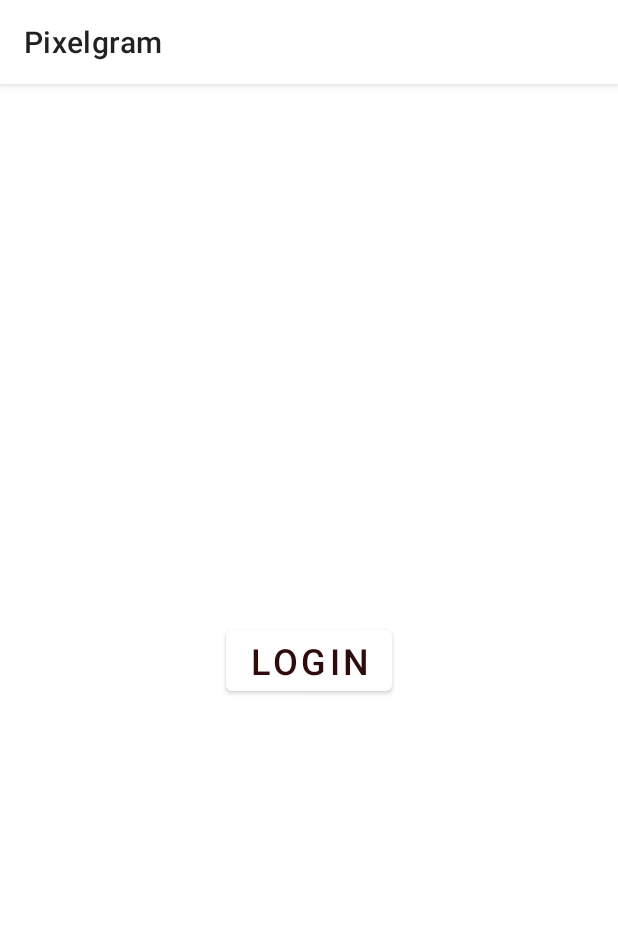
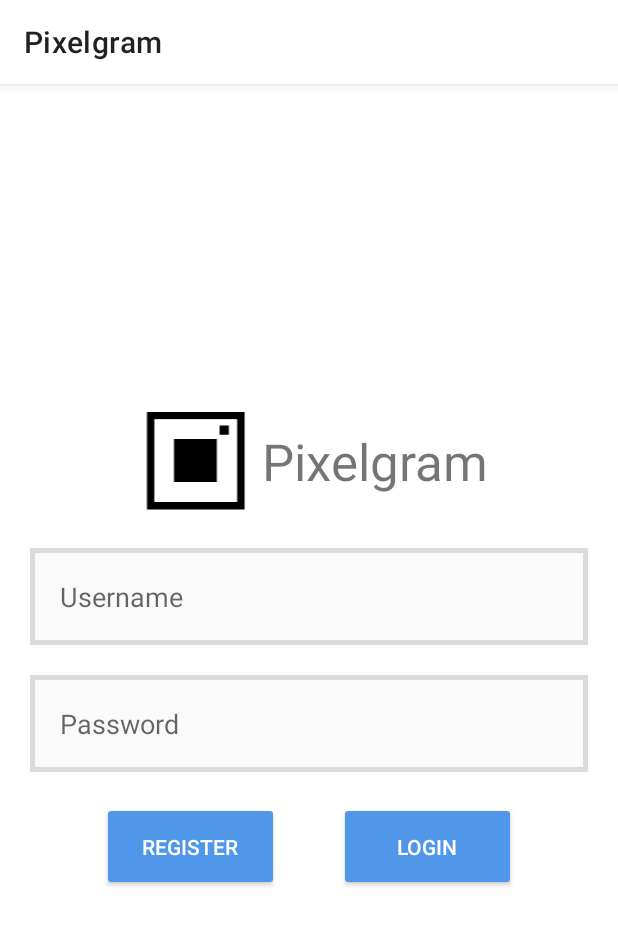
Before and after one commit to JTheoMitr/PixelgramContinued, an Android app: the screen it shows after launch (LoginPlaceholder before the commit, LoginActivity after it), after a tap on "LOGIN", on a phone screen of 412 x 824 dp. Shown: the top 925 px of the screen. Run offline under Robolectric (Android 15) with nearby library versions, the phone set to English and light mode, and no system bars; 3 statements that could not run were skipped.

Commit message:
Added Login functionality with auth token call

```diff
--- a/Pixelgram/app/src/main/AndroidManifest.xml
+++ b/Pixelgram/app/src/main/AndroidManifest.xml
@@ -14,7 +14,7 @@
         android:theme="@style/Theme.Pixelgram"
         android:usesCleartextTraffic="true">
         <activity
-            android:name=".LoginPlaceholder"
+            android:name=".LoginActivity"
             android:exported="true">
         <intent-filter>
             <action android:name="android.intent.action.MAIN" />
--- a/Pixelgram/app/src/main/java/com/gitbusters/pixelgram/LoginActivity.kt
+++ b/Pixelgram/app/src/main/java/com/gitbusters/pixelgram/LoginActivity.kt
@@ -1,11 +1,120 @@
 package com.gitbusters.pixelgram
 
+import android.content.Intent
 import androidx.appcompat.app.AppCompatActivity
 import android.os.Bundle
+import android.util.Log
+import android.widget.Toast
+import androidx.datastore.core.DataStore
+import androidx.datastore.preferences.core.Preferences
+import androidx.datastore.preferences.core.edit
+import androidx.datastore.preferences.core.preferencesKey
+import androidx.datastore.preferences.createDataStore
+import androidx.lifecycle.lifecycleScope
+import com.gitbusters.pixelgram.databinding.ActivityLoginBinding
+import kotlinx.coroutines.Dispatchers
+import kotlinx.coroutines.MainScope
+import kotlinx.coroutines.flow.first
+import kotlinx.coroutines.launch
+import kotlinx.coroutines.withContext
+import retrofit2.Retrofit
+import retrofit2.awaitResponse
+import retrofit2.converter.gson.GsonConverterFactory
+import java.lang.Exception
 
 class LoginActivity : AppCompatActivity() {
+
+    private var _binding: ActivityLoginBinding? = null
+    private val binding get() = _binding!!
+
+    private lateinit var dataStore: DataStore<Preferences>
+
     override fun onCreate(savedInstanceState: Bundle?) {
         super.onCreate(savedInstanceState)
-        setContentView(R.layout.activity_login)
+        _binding = ActivityLoginBinding.inflate(layoutInflater)
+        setContentView(binding.root)
+
+
+
+        //login button
+        binding.btnLogin.setOnClickListener {
+            lifecycleScope.launch {
+                dataStore = createDataStore(name = "settings")
+                getTokenData()
+                // will be data.refresh_token after we add getTokenData (not binding.etSaveKey)
+
+            }
+        }
+
+    }
+
+    //BACK_END: Method to build retrofit instance, retrieve current user's refresh token, and log in
+    private fun getTokenData() {
+
+        //BACK_END: Building our retrofit Builder instance
+        val api = Retrofit.Builder()
+            .baseUrl(BASE_URL)
+            .addConverterFactory(GsonConverterFactory.create())
+            .build()
+            .create(ApiInterface::class.java)
+
+        MainScope().launch(Dispatchers.IO) {
+            try {
+                Log.d("LAUNCH", "we are gonna try")
+
+                //Call getTokenData from API and log refresh token
+                val response = api.getTokenData("GitBusters","GitBustersPass").awaitResponse()
+                Log.d("TOKEN_PRE", response.toString())
+                if (response.isSuccessful) {
+                    val data = response.body()!!
+                    withContext(Dispatchers.Main) {
+                        Log.d("TOKEN", data.refresh_token)
+                    }
+                    lifecycleScope.launch {
+
+                        save("refresh_token",
+                            data.refresh_token)
+
+                    }
+                    //BACK_END will eventually use this to navigate to main activity
+                    val intent = Intent(this@LoginActivity, MainActivity::class.java)
+                    startActivity(intent)
+                }
+
+
+
+
+            }
+            //BACK_END: Handling call errors
+            catch (e: Exception) {
+                withContext(Dispatchers.Main) {
+                    Toast.makeText(applicationContext, "Call Error", Toast.LENGTH_LONG).show()
+                    Log.d("TOKEN_ERROR", e.message.toString())
+                }
+            }
+        }
+        lifecycleScope.launch {
+            val value = read("refresh_token")
+            Log.d("UserToken", value.toString())
+        }
+    }
+
+    //BACK_END: save and read methods for dataStore:
+    private suspend fun save(key: String, value: String) {
+        val dataStoreKey = preferencesKey<String>(key)
+        dataStore.edit { settings ->
+            settings[dataStoreKey] = value
+        }
+    }
+
+    private suspend fun read(key: String): String? {
+        val dataStoreKey = preferencesKey<String>(key)
+        val preferences = dataStore.data.first()
+        return preferences[dataStoreKey]
+    }
+
+    override fun onDestroy() {
+        super.onDestroy()
+        _binding = null
     }
 }
--- a/Pixelgram/app/src/main/java/com/gitbusters/pixelgram/LoginPlaceholder.kt
+++ b/Pixelgram/app/src/main/java/com/gitbusters/pixelgram/LoginPlaceholder.kt
@@ -12,7 +12,6 @@ import androidx.datastore.preferences.core.preferencesKey
 import androidx.datastore.preferences.createDataStore
 import androidx.lifecycle.lifecycleScope
 import com.gitbusters.pixelgram.databinding.ActivityLoginPlaceholderBinding
-import com.gitbusters.pixelgram.databinding.ActivityMainBinding
 import kotlinx.coroutines.Dispatchers
 import kotlinx.coroutines.MainScope
 import kotlinx.coroutines.flow.first
--- a/Pixelgram/app/src/main/res/layout/activity_login.xml
+++ b/Pixelgram/app/src/main/res/layout/activity_login.xml
@@ -1,5 +1,6 @@
 <?xml version="1.0" encoding="utf-8"?>
-<RelativeLayout android:layout_width="match_parent"
+<RelativeLayout xmlns:tools="http://schemas.android.com/tools"
+    android:layout_width="match_parent"
     android:layout_height="match_parent"
     xmlns:android="http://schemas.android.com/apk/res/android">
 
@@ -21,7 +22,8 @@
             android:layout_centerInParent="true"
             android:layout_toRightOf="@id/iv_logo"
             android:text="Pixelgram"
-            android:textSize="34sp" />
+            android:textSize="34sp"
+            tools:ignore="NotSibling" />
     </RelativeLayout>
 
     <RelativeLayout
@@ -63,7 +65,7 @@
         android:layout_marginBottom="20dp">
 
         <androidx.appcompat.widget.AppCompatButton
-            android:id="@+id/btn_register"
+            android:id="@+id/btnRegister"
             style="@style/btnStyle"
             android:layout_width="118dp"
             android:layout_height="wrap_content"
@@ -72,12 +74,12 @@
             android:text="Register" />
 
         <androidx.appcompat.widget.AppCompatButton
-            android:id="@+id/btn_login"
+            android:id="@+id/btnLogin"
             style="@style/btnStyle"
             android:layout_width="118dp"
             android:layout_height="wrap_content"
             android:layout_marginLeft="20dp"
-            android:layout_toRightOf="@id/btn_register"
+            android:layout_toRightOf="@id/btnRegister"
             android:padding="20dp"
             android:text="Login" />
     </RelativeLayout>
```
Also changed, not shown: Pixelgram/app/src/main/java/com/gitbusters/pixelgram/MainActivity.kt (+0 -11 lines).
